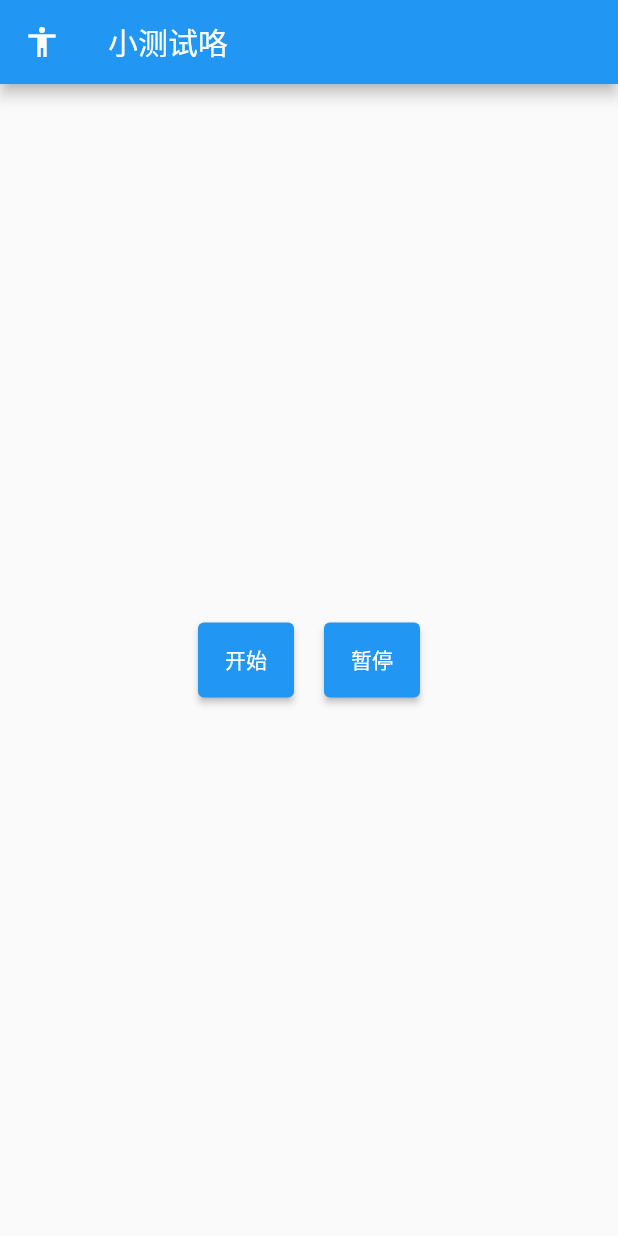
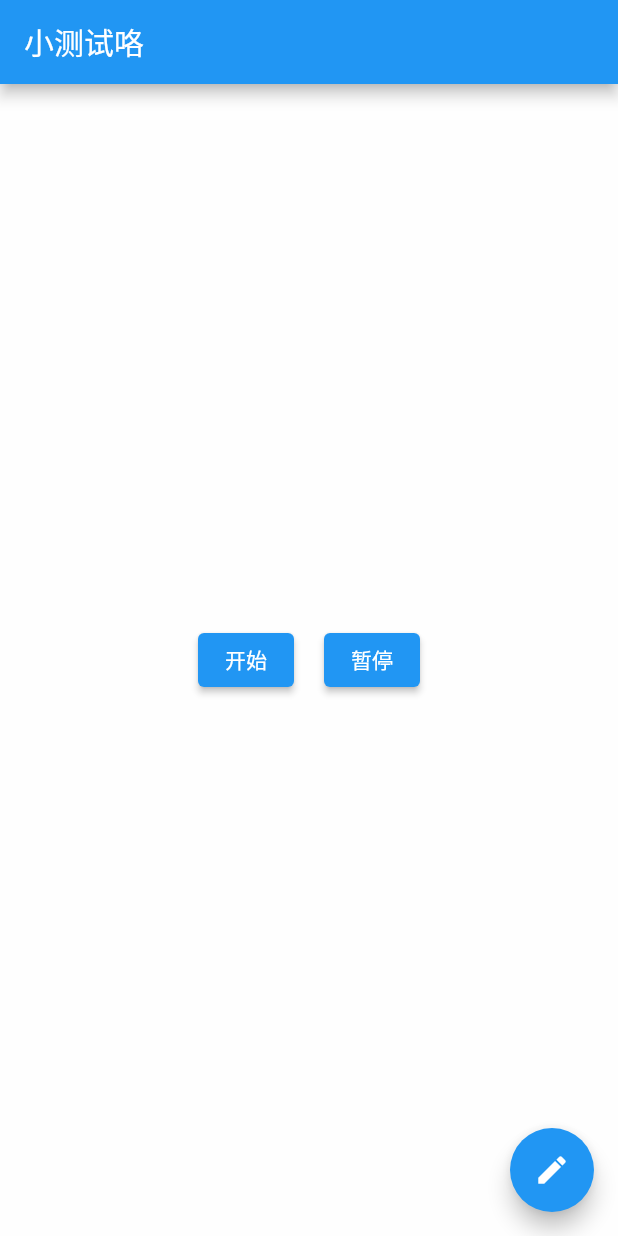
Before and after one commit to sdadgz/dmp_flutter, a Flutter app: the screen it shows after launch, after a tap on "开始", on a phone screen of 412 x 824 dp. Run offline on Flutter 3.47's test engine with Material 2 defaults, Android fonts, the phone set to English and light mode, and no system bars; our stand-ins replace go_router, logger; missing offline and left inert: udp.

Commit message:
修改端口号

```diff
--- /dev/null
+++ b/lib/compoments/common/dmp/constant.dart
@@ -0,0 +1,4 @@
+const String startMsg = "aa550000bb66"; // 开始
+const String pauseMsg = "aa550001bb66"; // 暂停
+
+const String numberOutOfPortErrorText = "端口号应在1-65535范围内";
--- a/lib/compoments/common/dmp_button.dart
+++ b/lib/compoments/common/dmp/dmp_button.dart
@@ -7,10 +7,9 @@ import 'package:udp/udp.dart';
 
 class UdpButtonFul extends StatefulWidget {
   const UdpButtonFul(
-      {super.key, this.label = "按钮", this.callback, required this.msg});
+      {super.key, this.label = "按钮", required this.msg});
 
   final String label;
-  final Function? callback;
   final String msg;
 
   @override
@@ -22,7 +21,6 @@ class _UdpButtonFulState extends State<UdpButtonFul> {
   void _click() {
     setState(() {
       Udp.send(widget.msg);
-      widget.callback!();
     });
   }
 
@@ -30,7 +28,10 @@ class _UdpButtonFulState extends State<UdpButtonFul> {
   Widget build(BuildContext context) {
     return Container(
         margin: const EdgeInsets.all(10),
-        height: 50,
-        child: ElevatedButton(onPressed: _click, child: Text(widget.label)));
+        child: ElevatedButton(
+            onPressed: _click,
+            child: Text(
+              widget.label,
+            )));
   }
 }
--- a/lib/compoments/common/udp.dart
+++ b/lib/compoments/common/udp.dart
@@ -2,17 +2,20 @@ import 'package:demo/compoments/common/log.dart';
 import 'package:udp/udp.dart';
 
 class Udp {
+  // 端口
+  static int port = 60000;
+
   static void send(String msg) async {
     var sender = await UDP.bind(Endpoint.any());
-    await sender.send(
-        _hexMsg(msg), Endpoint.broadcast(port: const Port(60000)));
+    await sender.send(_hexMsg(msg), Endpoint.broadcast(port: Port(port)));
+    Log.info("发送消息 $msg 到 $port 端口");
     sender.close();
   }
 
   static List<int> _hexMsg(String msg) {
     List<int> res = [];
     // 去非法数据
-    RegExp regExp = RegExp(r'([a-fA-F0-9]{2})');
+    RegExp regExp = RegExp(r'([a-fA-F\d]{2})');
     Iterable<RegExpMatch> r = regExp.allMatches(msg);
 
     for (final element in r) {
--- a/lib/dmp.dart
+++ /dev/null
@@ -1,34 +0,0 @@
-import 'package:demo/compoments/common/dmp_button.dart';
-import 'package:demo/compoments/common/log.dart';
-import 'package:flutter/material.dart';
-
-const startMsg = "aa550000bb66"; // 开始
-const pauseMsg = "aa550001bb66"; // 暂停
-
-class Dmp extends StatelessWidget {
-  const Dmp({super.key});
-
-  @override
-  Widget build(BuildContext context) {
-    return Center(
-      child: Row(
-        mainAxisAlignment: MainAxisAlignment.center,
-        children: [
-          UdpButtonFul(
-            label: "开始",
-            msg: startMsg,
-            callback: () {
-              Log.info("点击开始");
-            },
-          ),
-          UdpButtonFul(
-              label: "暂停",
-              callback: () {
-                Log.info("点击暂停");
-              },
-              msg: pauseMsg)
-        ],
-      ),
-    );
-  }
-}
--- a/lib/main.dart
+++ b/lib/main.dart
@@ -1,14 +1,7 @@
-import 'package:demo/dmp.dart';
 import 'package:flutter/material.dart';
+import 'package:go_router/go_router.dart';
+import 'router/router.dart';
 
 void main() {
-  runApp(MaterialApp(
-    home: Scaffold(
-      appBar: AppBar(
-        leading: const Icon(Icons.accessibility_outlined),
-        title: const Text("小测试咯"),
-      ),
-      body: const Dmp(),
-    ),
-  ));
+  runApp(Routers());
 }
--- /dev/null
+++ b/lib/pages/dmp.dart
@@ -0,0 +1,113 @@
+import 'package:flutter/cupertino.dart';
+import 'package:flutter/material.dart';
+
+import '../compoments/common/dmp/constant.dart';
+import '../compoments/common/dmp/dmp_button.dart';
+import '../compoments/common/log.dart';
+import '../compoments/common/udp.dart';
+
+class Dmp extends StatefulWidget {
+  const Dmp({Key? key}) : super(key: key);
+
+  @override
+  State<Dmp> createState() => _DmpState();
+}
+
+class _DmpState extends State<Dmp> {
+  // 初始化
+  String? _errorText;
+
+  // 初始化controller
+  late TextEditingController controller;
+
+  // 弹窗
+  Widget _showEditDialog(BuildContext context) {
+    controller = TextEditingController();
+    // 设置值
+    controller.text = Udp.port.toString();
+
+    return StatefulBuilder(builder: (context, setState) {
+      return AlertDialog(
+        title: const Text("编辑设置"),
+        content: SingleChildScrollView(
+          child: Column(
+            children: [
+              TextField(
+                controller: controller,
+                keyboardType: TextInputType.number,
+                textInputAction: TextInputAction.done,
+                onChanged: (text) {
+                  setState(() {
+                    final int port = int.parse(text);
+                    if (port > 0 && port <= 65535) {
+                      _errorText = null;
+                      Log.info(port);
+                    } else {
+                      _errorText = numberOutOfPortErrorText;
+                      Log.error(_errorText);
+                    }
+                  });
+                },
+                decoration: InputDecoration(
+                    hintText: "输入端口号", labelText: "端口", errorText: _errorText),
+              ),
+            ],
+          ),
+        ),
+        actions: [
+          // 取消
+          TextButton(
+              onPressed: () => Navigator.pop(context),
+              child: const Text(
+                "取消",
+                style: TextStyle(color: Colors.grey),
+              )),
+          // 确认
+          TextButton(
+              onPressed: () {
+                final int port = int.parse(controller.text);
+                if (port > 0 && port <= 65535) {
+                  Udp.port = port;
+                  Log.info(port);
+                  Navigator.pop(context);
+                } else {
+                  _errorText = numberOutOfPortErrorText;
+                  Log.error(_errorText);
+                }
+              },
+              child: const Text("确定"))
+        ],
+      );
+    });
+  }
+
+  @override
+  Widget build(BuildContext context) {
+    return MaterialApp(
+      home: Scaffold(
+        appBar: AppBar(
+          title: const Text("小测试咯"),
+        ),
+        body: Container(
+            color: Colors.white70,
+            child: Center(
+              child: Row(
+                mainAxisAlignment: MainAxisAlignment.center,
+                children: const [
+                  UdpButtonFul(
+                    label: "开始",
+                    msg: startMsg,
+                  ),
+                  UdpButtonFul(label: "暂停", msg: pauseMsg),
+                ],
+              ),
+            )),
+        floatingActionButton: FloatingActionButton(
+          onPressed: () =>
+              showCupertinoDialog(context: context, builder: _showEditDialog),
+          child: const Icon(Icons.edit),
+        ),
+      ),
+    );
+  }
+}
--- /dev/null
+++ b/lib/router/router.dart
@@ -0,0 +1,34 @@
+import 'package:demo/pages/dmp.dart';
+import 'package:flutter/material.dart';
+import 'package:go_router/go_router.dart';
+
+class Routers extends StatelessWidget {
+  Routers({Key? key}) : super(key: key);
+
+  @override
+  Widget build(BuildContext context) {
+    return MaterialApp.router(
+      routerConfig: _router,
+    );
+  }
+
+  // 路由
+  final GoRouter _router = GoRouter(
+    routes: <RouteBase>[
+      GoRoute(
+        path: '/',
+        builder: (BuildContext context, GoRouterState state) {
+          return const Dmp();
+        },
+        routes: <RouteBase>[
+          GoRoute(
+            path: 'edit',
+            builder: (BuildContext context, GoRouterState state) {
+              return const Dmp();
+            },
+          ),
+        ],
+      ),
+    ],
+  );
+}
--- a/pubspec.yaml
+++ b/pubspec.yaml
@@ -37,6 +37,7 @@ dependencies:
   cupertino_icons: ^1.0.2
   udp: ^5.0.3
   logger: ^1.3.0
+  go_router: ^6.2.0
 
 dev_dependencies:
   flutter_test:
```
Also changed, not shown: pubspec.lock.
